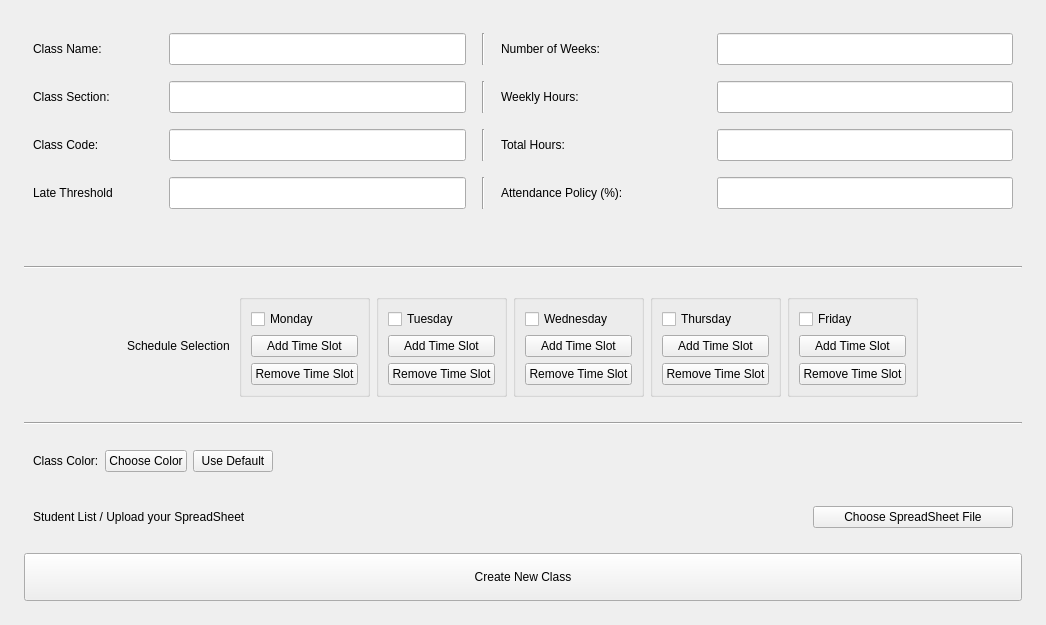
Old version of the form ui/add_new_class.ui in the repository imndllnuri/students-attendance-app.
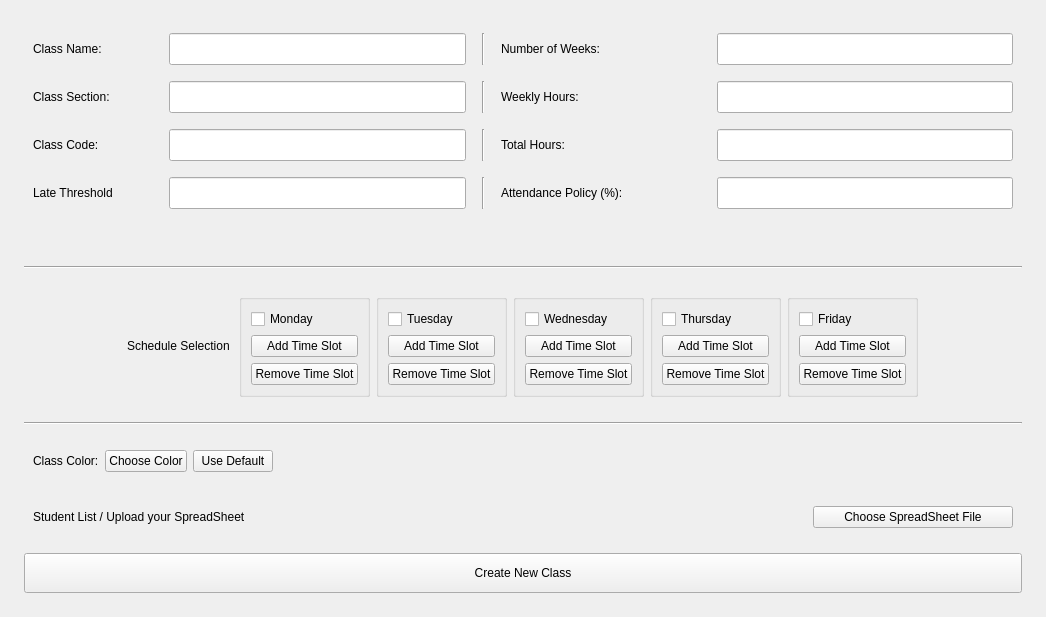
New version of the form.

Commit message: Redesign: Main Window, Add/Edit Class, Class Detail, Take Attendance

```diff
--- a/ui/add_new_class.ui
+++ b/ui/add_new_class.ui
@@ -490,7 +490,7 @@
    </item>
    <item>
     <widget class="QPushButton" name="create_class_btn">
-     <property name="minimumSize"><size><width>0</width><height>48</height></size></property>
+     <property name="minimumSize"><size><width>0</width><height>40</height></size></property>
      <property name="text">
       <string>Create New Class</string>
      </property>
```
The commit also changes 7 other files.
